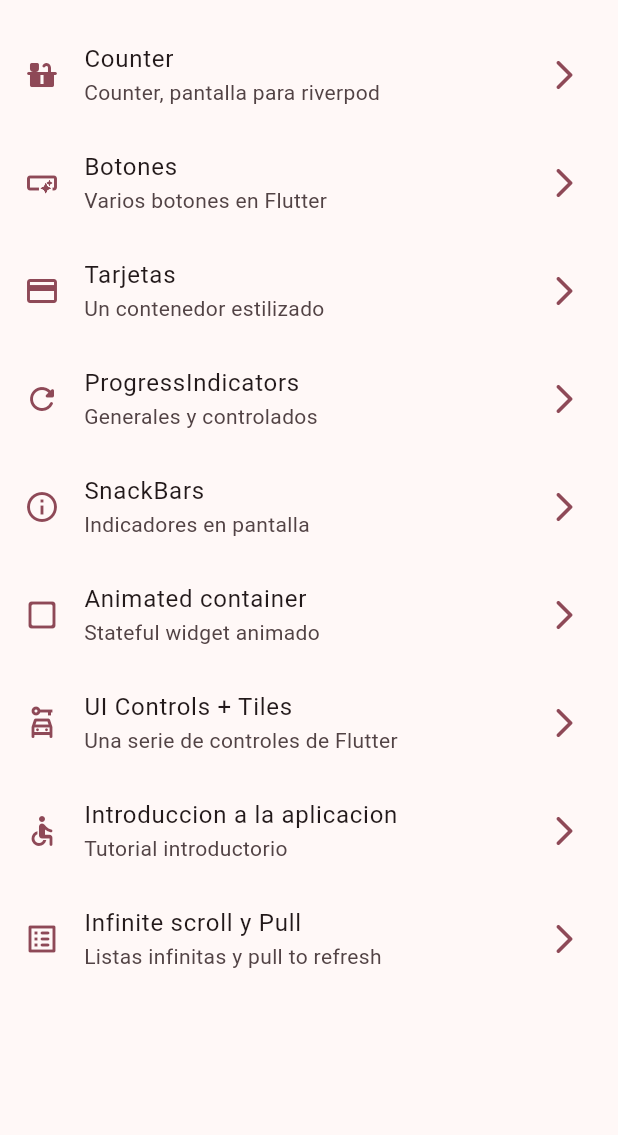
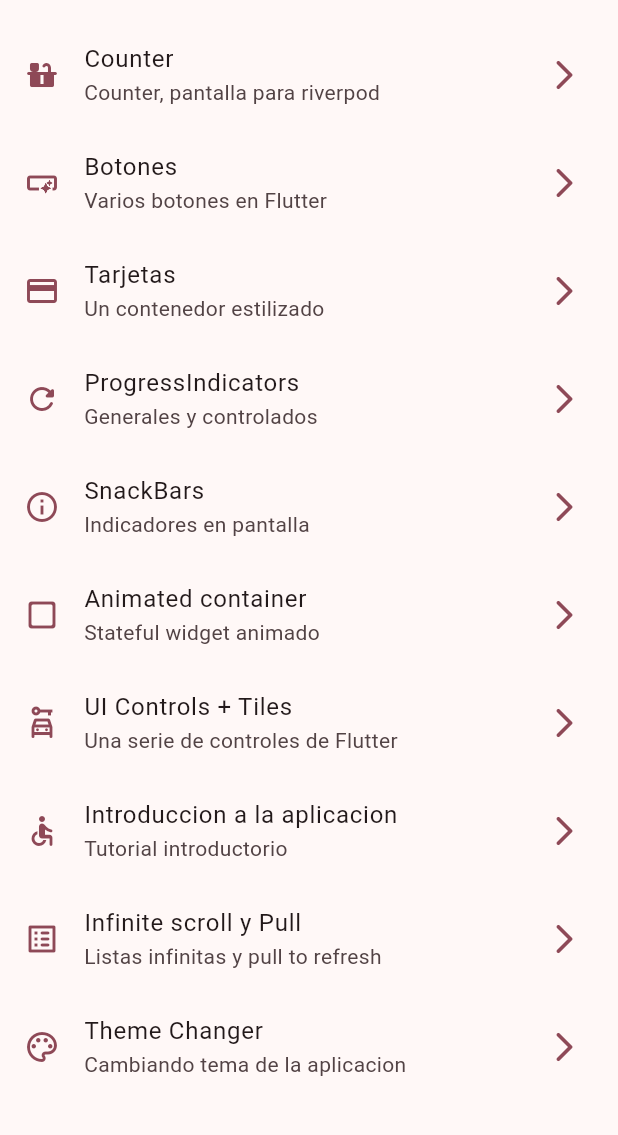
Before and after one commit to EmirMaya/widgets_app, a Flutter app: the screen it shows after launch, on a phone screen of 412 x 824 dp, the part 63-1198 px from its top. Run offline on Flutter 3.47's test engine with Material 3 defaults, Android fonts, the phone set to English and light mode, and no system bars; our stand-ins replace animate_do, flutter_riverpod, go_router.

Commit message:
Theme changer screen

```diff
--- a/lib/config/menu/menu_items.dart
+++ b/lib/config/menu/menu_items.dart
@@ -59,4 +59,9 @@ const appMenuItems = <MenuItem>[
       subTitle: 'Listas infinitas y pull to refresh',
       link: '/infinite',
       icon: Icons.list_alt_rounded),
+  MenuItem(
+      title: 'Theme Changer',
+      subTitle: 'Cambiando tema de la aplicacion',
+      link: '/theme-changer',
+      icon: Icons.color_lens_outlined),
 ];
--- a/lib/config/router/app_router.dart
+++ b/lib/config/router/app_router.dart
@@ -50,10 +50,15 @@ final appRouter = GoRouter(
       name: InfiniteScrollScreen.name,
       builder: (context, state) => const InfiniteScrollScreen(),
     ),
-     GoRoute(
+    GoRoute(
       path: '/counter',
       name: CounterScreen.name,
       builder: (context, state) => const CounterScreen(),
     ),
+    GoRoute(
+      path: '/theme-changer',
+      name: ThemeChangerScreen.name,
+      builder: (context, state) => const ThemeChangerScreen(),
+    ),
   ],
 );
--- a/lib/presentation/providers/counter_provider.dart
+++ b/lib/presentation/providers/counter_provider.dart
@@ -1,3 +1,3 @@
 import 'package:flutter_riverpod/flutter_riverpod.dart';
 
-final counterProvider = StateProvider((ref) => 5); // provedor de estado
+final counterProvider = StateProvider<int>((ref) => 5); // provedor de estado
--- a/lib/presentation/screens/screens.dart
+++ b/lib/presentation/screens/screens.dart
@@ -1,12 +1,11 @@
-
-
 export 'package:widgets_app/presentation/screens/animated/animated_screen.dart';
 export 'package:widgets_app/presentation/screens/app_tutorial/app_tutorial_screen.dart';
 export 'package:widgets_app/presentation/screens/buttons/buttons_screen.dart';
 export 'package:widgets_app/presentation/screens/cards/cards_screen.dart';
+export 'package:widgets_app/presentation/screens/counter/counter_screen.dart';
 export 'package:widgets_app/presentation/screens/home/home_screen.dart';
 export 'package:widgets_app/presentation/screens/infinite_scroll/infinite_scroll_screen.dart';
 export 'package:widgets_app/presentation/screens/progress/progress_screen.dart';
 export 'package:widgets_app/presentation/screens/snackbar/snackbar_screen.dart';
+export 'package:widgets_app/presentation/screens/theme_changer/theme_changer_screen.dart';
 export 'package:widgets_app/presentation/screens/ui_controls/ui_controls_screen.dart';
-export 'package:widgets_app/presentation/screens/counter/counter_screen.dart';
```
Also changed, not shown: lib/presentation/providers/theme_provider.dart (added, +8 -0 lines), lib/presentation/screens/counter/counter_screen.dart (+13 -1 lines), lib/presentation/screens/theme_changer/theme_changer_screen.dart (added, +48 -0 lines).
